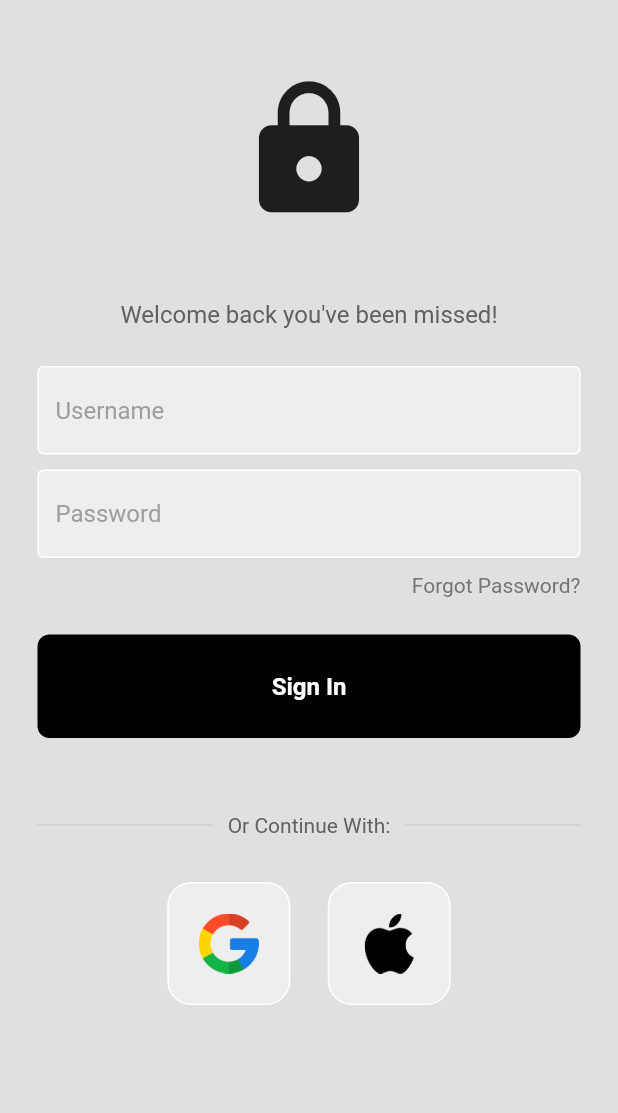
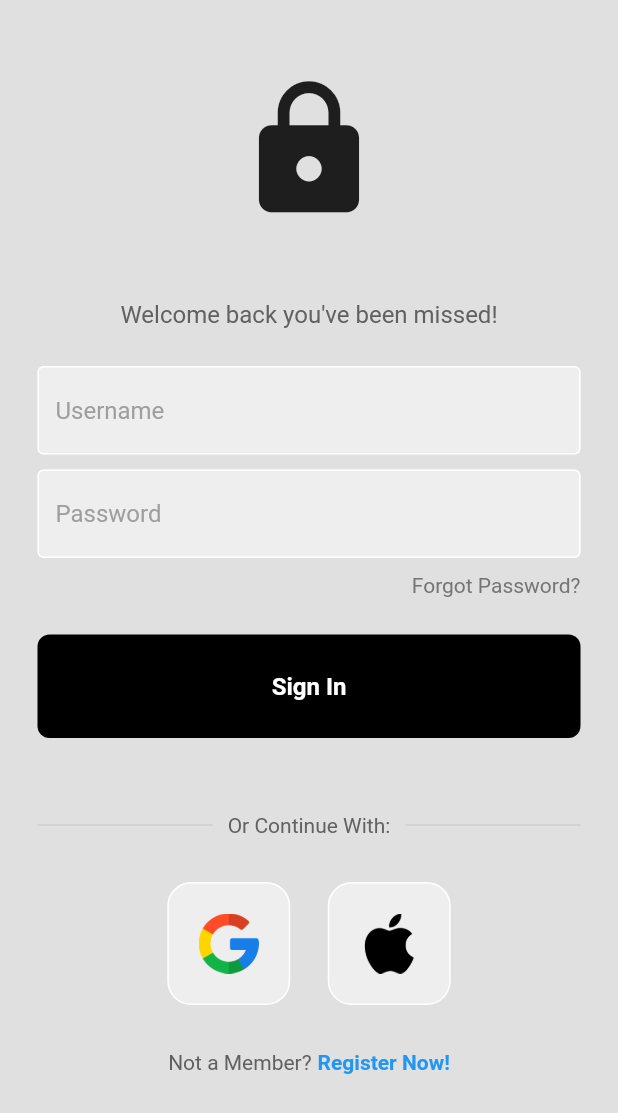
Before and after one commit to detyree/flutter_ecom_app, a Flutter app: the screen it shows after launch, on a phone screen of 412 x 824 dp. Shown: the top 1113 px of the screen. Run offline on Flutter 3.47's test engine with Material 2 defaults, Android fonts, the phone set to English and light mode, and no system bars.

Commit message:
updated to include register now functionality

```diff
--- a/flutter_authy/lib/pages/login_page.dart
+++ b/flutter_authy/lib/pages/login_page.dart
@@ -19,6 +19,7 @@ class LoginPage extends StatelessWidget {
         child: SingleChildScrollView(
           child: Center(
             child: Column(
+              mainAxisAlignment: MainAxisAlignment.center,
               children: [
                 const SizedBox(height: 50),
                 const Icon(
@@ -96,8 +97,24 @@ class LoginPage extends StatelessWidget {
                     SquareTile(imagePath: 'lib/assets/images/apple.png')
                   ],
                 ),
+                const SizedBox(height: 30),
+                Row(
+                  mainAxisAlignment: MainAxisAlignment.center,
+                  children: [
+                    Text('Not a Member?',
+                        style: TextStyle(color: Colors.grey[700])),
+                    SizedBox(width: 4),
+                    const Text(
+                      'Register Now!',
+                      style: TextStyle(
+                          color: Colors.blue, fontWeight: FontWeight.bold),
+                    )
+                  ], //End Children
+                ),
+                const SizedBox(height: 20)
               ],
-          )),
+            ),
+          ),
         ),
       ),
     );
--- a/flutter_authy/pubspec.yaml
+++ b/flutter_authy/pubspec.yaml
@@ -31,6 +31,7 @@ environment:
 dependencies:
   flutter:
     sdk: flutter
+    firebase_auth: ^4.2.5
 
 
   # The following adds the Cupertino Icons font to your application.
```
Lines whose indentation alone changed are shown as unchanged.
